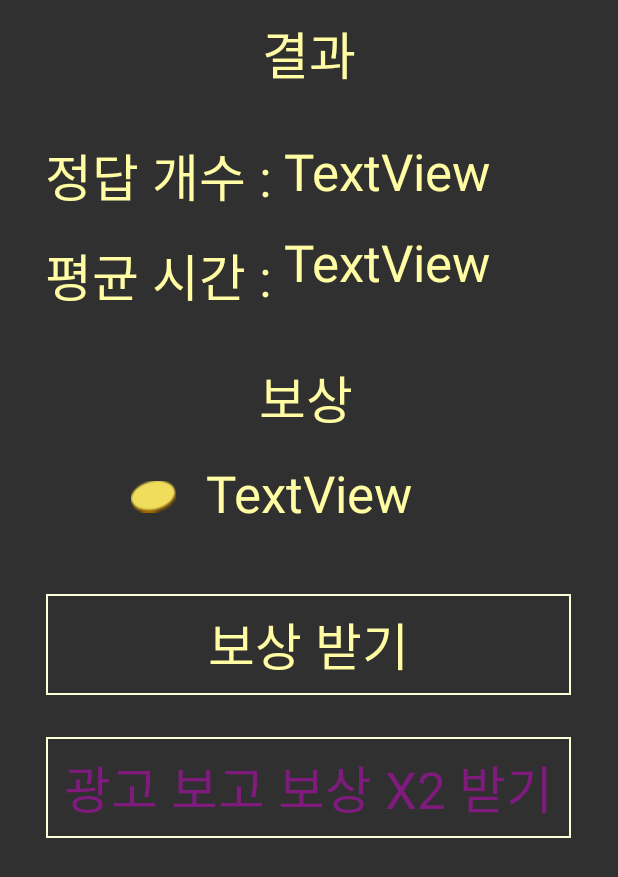
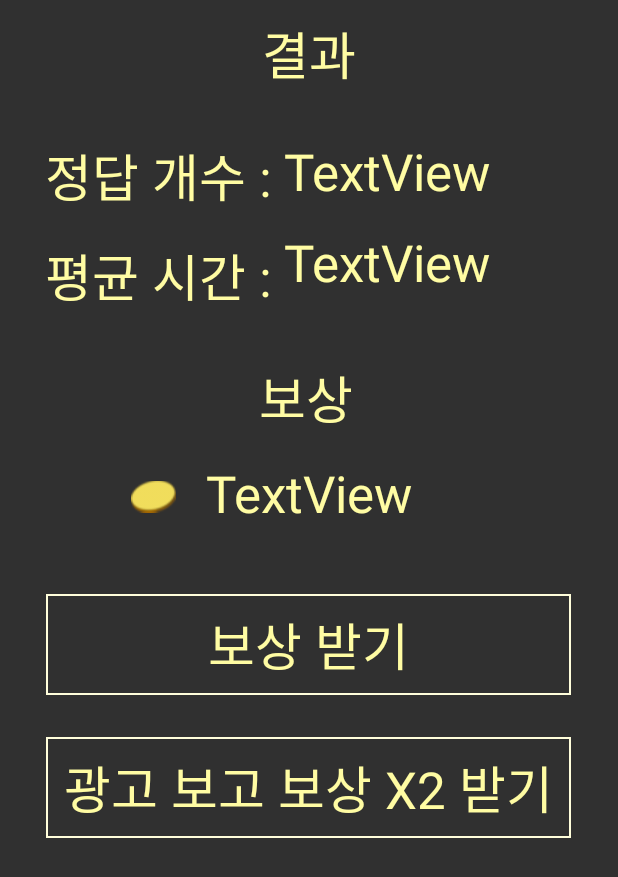
Before and after one commit to atomic0x90/Mere-Creation, an Android app: the layout activity_custom_dialog.xml on its own in the app's theme, with its tools: preview values and no code run, on a phone screen of 412 x 824 dp. Shown: the top 877 px of the screen. Run offline under Robolectric (Android 15) with nearby library versions, the phone set to English and light mode, and no system bars.

Commit message:
Add press button event, Test soundPool

```diff
--- /dev/null
+++ b/android/MathGame/app/src/main/res/drawable/button_back.xml
@@ -0,0 +1,17 @@
+<?xml version="1.0" encoding="utf-8"?>
+<selector xmlns:android="http://schemas.android.com/apk/res/android">
+
+    <item
+        android:state_pressed="true"
+        android:drawable="@drawable/button_back_pressed"/>
+    <item
+        android:state_window_focused="false"
+        android:state_enabled="true"
+        android:drawable="@drawable/button_style"/>
+    <item
+        android:state_enabled="true"
+        android:drawable="@drawable/button_style"/>
+    <item
+        android:state_enabled="false"
+        android:drawable="@drawable/button_style"/>
+</selector>
--- /dev/null
+++ b/android/MathGame/app/src/main/res/drawable/button_back_pressed.xml
@@ -0,0 +1,4 @@
+<?xml version="1.0" encoding="utf-8"?>
+<shape xmlns:android="http://schemas.android.com/apk/res/android">
+<solid android:color="#a1ad44"/>
+</shape>
--- a/android/MathGame/app/src/main/res/layout/activity_custom_dialog.xml
+++ b/android/MathGame/app/src/main/res/layout/activity_custom_dialog.xml
@@ -15,11 +15,11 @@
         android:layout_width="350dp"
         android:layout_height="wrap_content"
         android:layout_marginTop="28dp"
-        android:background="@drawable/button_style"
+        android:background="@drawable/button_back"
         android:text="광고 보고 보상 X2 받기"
 
         android:textAppearance="@style/TextAppearance.AppCompat.Display1"
-        android:textColor="#801b7e"
+        android:textColor="@color/text"
         app:layout_constraintEnd_toEndOf="parent"
         app:layout_constraintHorizontal_bias="0.491"
         app:layout_constraintStart_toStartOf="parent"
@@ -55,7 +55,7 @@
         android:layout_width="350dp"
         android:layout_height="wrap_content"
         android:layout_marginTop="40dp"
-        android:background="@drawable/button_style"
+        android:background="@drawable/button_back"
         android:text="보상 받기"
         android:textAppearance="@style/TextAppearance.AppCompat.Display1"
         android:textColor="@color/text"
```
Also changed, not shown: android/MathGame/app/src/main/java/atomic0x90/github/io/mathgame/MainActivity.java (+15 -0 lines), android/MathGame/app/src/main/res/layout/activity_challenge_add.xml (+4 -4 lines), android/MathGame/app/src/main/res/layout/activity_main.xml (+50 -24 lines), 1 other file.
